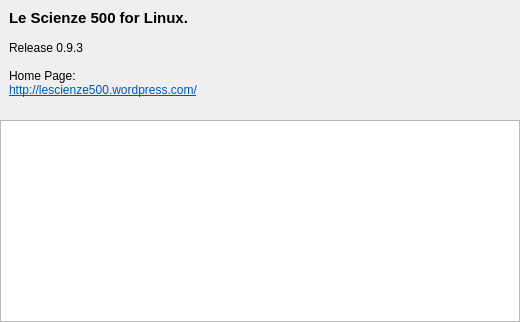
Before: the Qt Designer form about.ui in simon-r/LeScienze500, drawn with Qt 5.
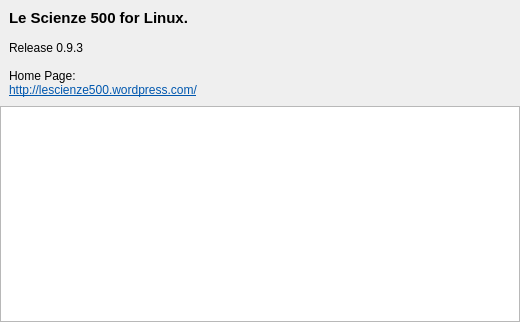
After: the same form once the commit is applied. Icons and pictures are not drawn.

Commit message: ven  8 ott 2010, 19.03.46, CEST

The edit to the form file:
```diff
--- a/about.ui
+++ b/about.ui
@@ -78,8 +78,7 @@
 &lt;p style=&quot; margin-top:0px; margin-bottom:0px; margin-left:0px; margin-right:0px; -qt-block-indent:0; text-indent:0px;&quot;&gt;Release 0.9.3&lt;/p&gt;
 &lt;p style=&quot;-qt-paragraph-type:empty; margin-top:0px; margin-bottom:0px; margin-left:0px; margin-right:0px; -qt-block-indent:0; text-indent:0px;&quot;&gt;&lt;/p&gt;
 &lt;p style=&quot; margin-top:0px; margin-bottom:0px; margin-left:0px; margin-right:0px; -qt-block-indent:0; text-indent:0px;&quot;&gt;Home Page:&lt;/p&gt;
-&lt;p style=&quot; margin-top:0px; margin-bottom:0px; margin-left:0px; margin-right:0px; -qt-block-indent:0; text-indent:0px;&quot;&gt;&lt;a href=&quot;http://lescienze500.wordpress.com/&quot;&gt;&lt;span style=&quot; text-decoration: underline; color:#0057ae;&quot;&gt;http://lescienze500.wordpress.com/&lt;/span&gt;&lt;/a&gt;&lt;/p&gt;
-&lt;p style=&quot;-qt-paragraph-type:empty; margin-top:0px; margin-bottom:0px; margin-left:0px; margin-right:0px; -qt-block-indent:0; text-indent:0px;&quot;&gt;&lt;/p&gt;&lt;/body&gt;&lt;/html&gt;</string>
+&lt;p style=&quot; margin-top:0px; margin-bottom:0px; margin-left:0px; margin-right:0px; -qt-block-indent:0; text-indent:0px;&quot;&gt;&lt;a href=&quot;http://lescienze500.wordpress.com/&quot;&gt;&lt;span style=&quot; text-decoration: underline; color:#0057ae;&quot;&gt;http://lescienze500.wordpress.com/&lt;/span&gt;&lt;/a&gt;&lt;/p&gt;&lt;/body&gt;&lt;/html&gt;</string>
            </property>
           </widget>
          </item>
```
The commit also changes 1 other file.
